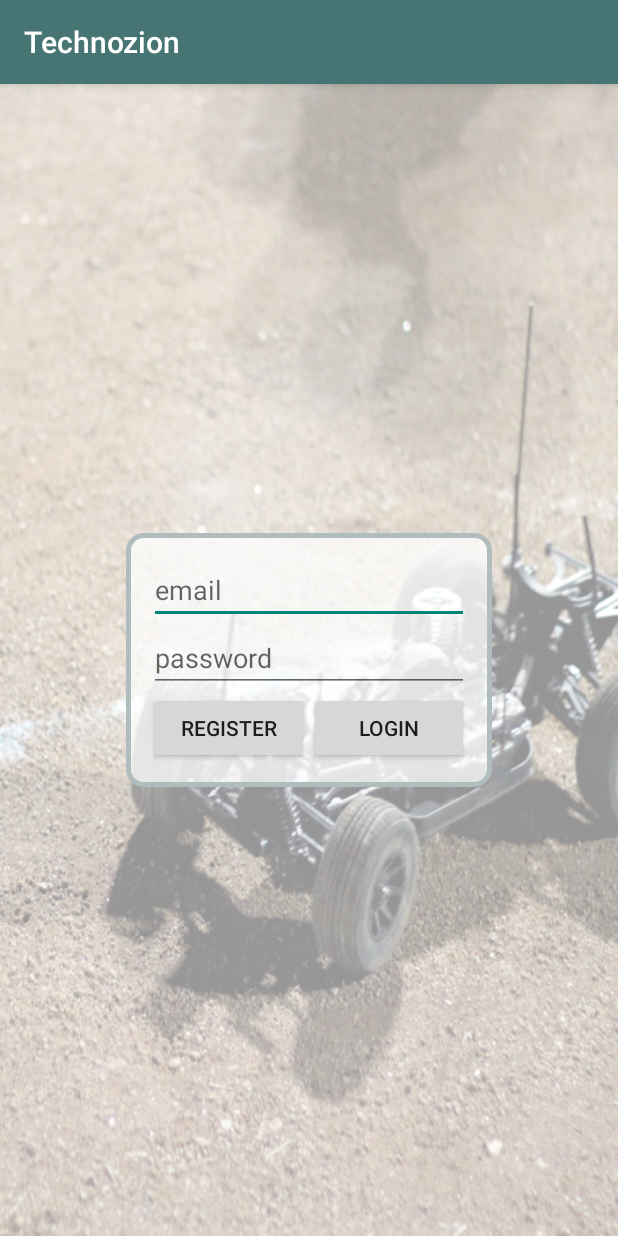
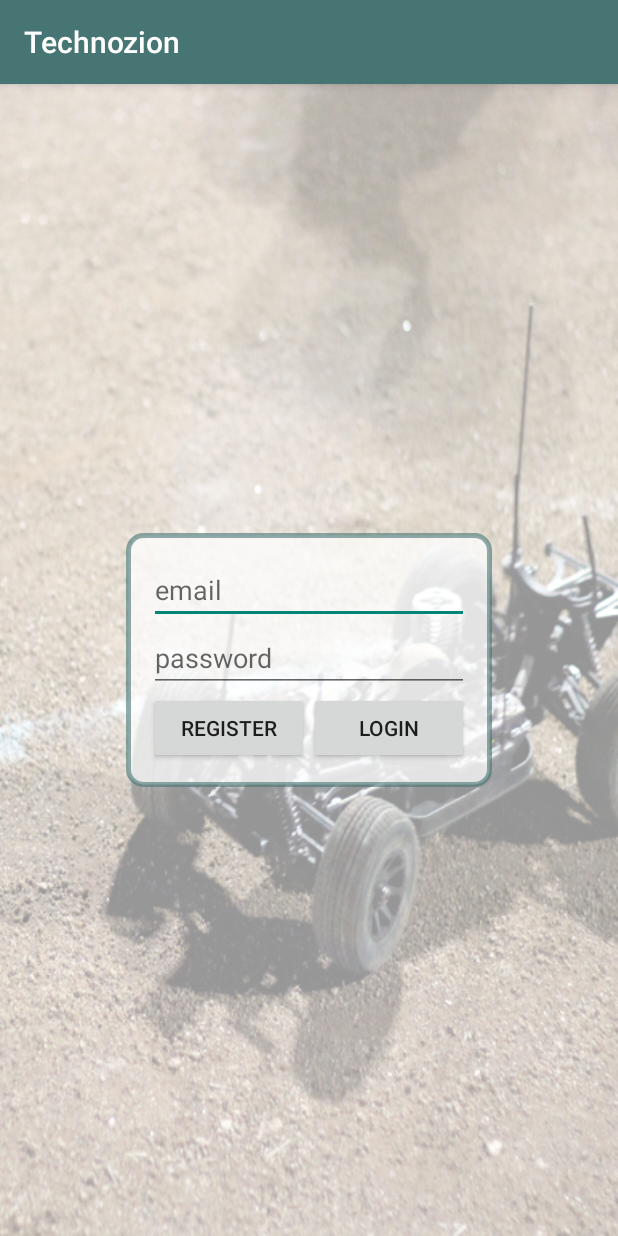
Before and after one commit to karnika-ag/Technozion1, an Android app: the screen it shows after launch (LoginActivity), on a phone screen of 412 x 824 dp. Run offline under Robolectric (Android 15) with nearby library versions, the phone set to English and light mode, and no system bars.

Commit message:
design changes

```diff
--- a/app/src/main/res/drawable/rounded_bg.xml
+++ b/app/src/main/res/drawable/rounded_bg.xml
@@ -1,7 +1,7 @@
 <?xml version="1.0" encoding="UTF-8"?>
 <shape xmlns:android="http://schemas.android.com/apk/res/android">
     <solid android:color="@color/login_white"/>
-    <stroke android:width="3dip" android:color="#B1BCBE"/>
+    <stroke android:width="3dip" android:color="@color/stroke_login"/>
     <corners android:radius="10dip"/>
     <padding android:left="0dip" android:top="0dip"  android:right="0dip" android:bottom="0dip"/>
 </shape>
--- a/app/src/main/res/layout/fragment_login.xml
+++ b/app/src/main/res/layout/fragment_login.xml
@@ -73,15 +73,13 @@
                 android:layout_height="wrap_content"
                 android:layout_weight="1"
                 android:text="Register"
-            android:id="@+id/buttonRegister"
-        />
+                android:id="@+id/buttonRegister" />
             <Button
                 android:layout_weight="1"
                 android:layout_width="wrap_content"
                 android:layout_height="wrap_content"
                 android:text="Login"
-                android:id="@+id/buttonLogin"
-                 />
+                android:id="@+id/buttonLogin" />
         </LinearLayout>
 
 
--- a/app/src/main/res/values/colors.xml
+++ b/app/src/main/res/values/colors.xml
@@ -4,6 +4,7 @@
     <color name="technozion_black">#55000000</color>
 
     <color name="green">#477573</color>
+    <color name="transparent_green">#99477573</color>
     <color name="blue">#0000FF</color>
 
     <color name="myAccentColor">#CDDC39</color>
@@ -14,4 +15,6 @@
     <color name="bg">#555577</color>
 
     <color name="action_bar">@color/green</color>
+    <color name="stroke_login">@color/transparent_green</color>
+    <color name="stroke_old">#B1BCBE</color>
 </resources>
```
Lines whose indentation alone changed are shown as unchanged.
